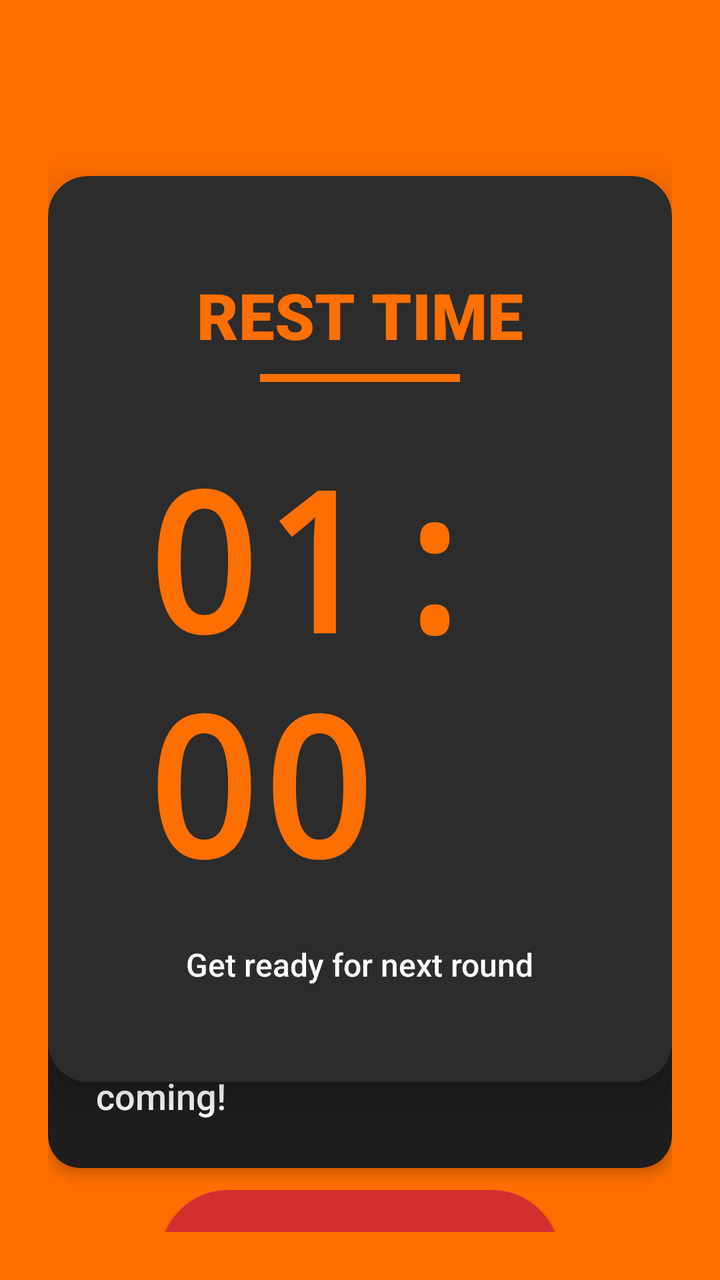
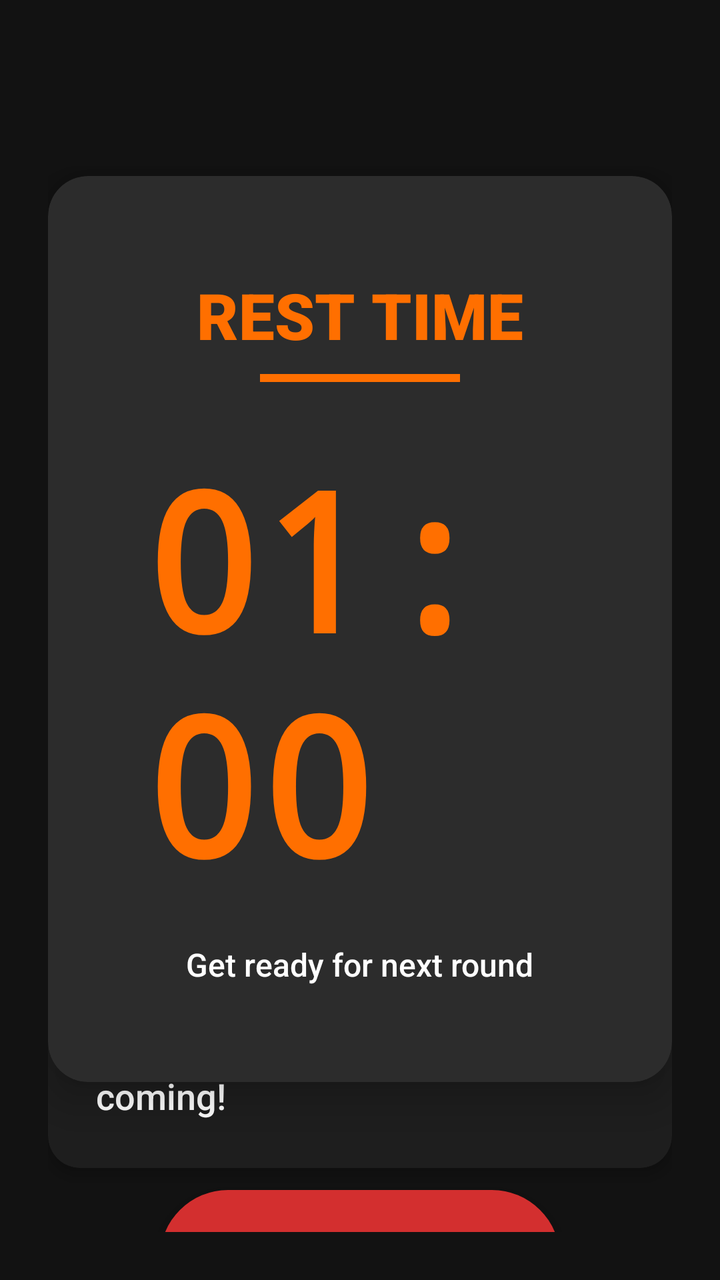

Compare the two renders of this Android layout. The source of the first and the diff that turns it into the second are given below.
<!-- AndroidManifest.xml: application theme Theme.SparTime -->
<!-- res/layout/fragment_rest.xml -->
<?xml version="1.0" encoding="utf-8"?>
<androidx.constraintlayout.widget.ConstraintLayout xmlns:android="http://schemas.android.com/apk/res/android"
    xmlns:app="http://schemas.android.com/apk/res-auto"
    android:layout_width="match_parent"
    android:layout_height="match_parent"
    android:background="@color/accent_orange"
    android:padding="24dp">

    <com.google.android.material.card.MaterialCardView
        android:id="@+id/rest_info_card"
        android:layout_width="match_parent"
        android:layout_height="wrap_content"
        android:layout_marginTop="64dp"
        app:cardBackgroundColor="@color/surface"
        app:cardCornerRadius="20dp"
        app:cardElevation="12dp"
        app:layout_constraintEnd_toEndOf="parent"
        app:layout_constraintStart_toStartOf="parent"
        app:layout_constraintTop_toTopOf="parent">

        <LinearLayout
            android:layout_width="match_parent"
            android:layout_height="wrap_content"
            android:gravity="center"
            android:orientation="vertical"
            android:padding="48dp">

            <TextView
                android:id="@+id/titleTextView"
                android:layout_width="wrap_content"
                android:layout_height="wrap_content"
                android:fontFamily="sans-serif-black"
                android:text="REST TIME"
                android:textColor="@color/accent_orange"
                android:textSize="32sp" />

            <View
                android:layout_width="100dp"
                android:layout_height="4dp"
                android:layout_marginTop="8dp"
                android:layout_marginBottom="24dp"
                android:background="@color/accent_orange" />

            <TextView
                android:id="@+id/restTimeCounter"
                android:layout_width="wrap_content"
                android:layout_height="wrap_content"
                android:fontFamily="monospace"
                android:text="01:00"
                android:textColor="@color/accent_orange"
                android:textSize="96sp"
                android:textStyle="bold" />

            <TextView
                android:layout_width="wrap_content"
                android:layout_height="wrap_content"
                android:layout_marginTop="16dp"
                android:fontFamily="sans-serif-medium"
                android:text="Get ready for next round"
                android:textColor="@color/white"
                android:textSize="16sp" />

        </LinearLayout>
    </com.google.android.material.card.MaterialCardView>

    <LinearLayout
        android:layout_width="match_parent"
        android:layout_height="wrap_content"
        android:layout_marginTop="48dp"
        android:gravity="center"
        android:orientation="vertical"
        app:layout_constraintEnd_toEndOf="parent"
        app:layout_constraintStart_toStartOf="parent"
        app:layout_constraintTop_toBottomOf="@id/rest_info_card">

        <com.google.android.material.button.MaterialButton
            android:id="@+id/btnRestStop"
            android:layout_width="200dp"
            android:layout_height="80dp"
            android:fontFamily="sans-serif-black"
            android:text="STOP"
            android:textSize="24sp"
            app:backgroundTint="@color/accent_red"
            app:cornerRadius="40dp"
            app:icon="@android:drawable/ic_media_pause"
            app:iconGravity="textStart"
            app:iconPadding="12dp"
            app:iconSize="32dp" />

        <TextView
            android:layout_width="wrap_content"
            android:layout_height="wrap_content"
            android:layout_marginTop="24dp"
            android:alpha="0.9"
            android:fontFamily="sans-serif-medium"
            android:text="Tap to end training"
            android:textColor="@color/white"
            android:textSize="16sp" />

    </LinearLayout>

    <com.google.android.material.card.MaterialCardView
        android:layout_width="match_parent"
        android:layout_height="wrap_content"
        android:layout_marginBottom="32dp"
        app:cardBackgroundColor="@color/background_secondary"
        app:cardCornerRadius="16dp"
        app:cardElevation="4dp"
        app:layout_constraintBottom_toBottomOf="parent"
        app:layout_constraintEnd_toEndOf="parent"
        app:layout_constraintStart_toStartOf="parent">

        <LinearLayout
            android:layout_width="match_parent"
            android:layout_height="wrap_content"
            android:gravity="center"
            android:orientation="vertical"
            android:padding="24dp">

            <TextView
                android:layout_width="wrap_content"
                android:layout_height="wrap_content"
                android:fontFamily="sans-serif-medium"
                android:text="💪 Rest well, next round is coming!"
                android:textColor="@color/white"
                android:textSize="18sp" />

        </LinearLayout>
    </com.google.android.material.card.MaterialCardView>

</androidx.constraintlayout.widget.ConstraintLayout>
<!-- resources referenced by this layout -->
<resources>
  <color name="accent_orange">#FF6F00</color>
  <color name="accent_red">#D32F2F</color>
  <color name="background_secondary">#1E1E1E</color>
  <color name="surface">#2C2C2C</color>
  <color name="white">#FFFFFFFF</color>
  <style name="Theme.SparTime" parent="Theme.MaterialComponents.DayNight.DarkActionBar">
          
          <item name="colorPrimary">#782E2E</item>
          <item name="colorPrimaryVariant">#782E2E</item>
          <item name="colorOnPrimary">@color/white</item>
          
          <item name="colorSecondary">@color/teal_200</item>
          <item name="colorSecondaryVariant">@color/teal_700</item>
          <item name="colorOnSecondary">@color/black</item>
          
          <item name="android:statusBarColor" tools:targetApi="l">?attr/colorPrimaryVariant</item>
          
      </style>
  <color name="teal_200">#FF03DAC5</color>
  <color name="teal_700">#FF018786</color>
  <color name="black">#FF000000</color>
</resources>

<!-- the commit's change to res/layout/fragment_rest.xml (unified diff, before → after) -->
@@ -3,7 +3,7 @@
     xmlns:app="http://schemas.android.com/apk/res-auto"
     android:layout_width="match_parent"
     android:layout_height="match_parent"
-    android:background="@color/accent_orange"
+    android:background="@color/background_primary"
     android:padding="24dp">
 
     <com.google.android.material.card.MaterialCardView
<!-- resource entries referenced after the edit -->
@@ -2,24 +2,22 @@
 <resources>
   <color name="accent_orange">#FF6F00</color>
   <color name="accent_red">#D32F2F</color>
+  <color name="background_primary">#121212</color>
   <color name="background_secondary">#1E1E1E</color>
   <color name="surface">#2C2C2C</color>
   <color name="white">#FFFFFFFF</color>
-  <style name="Theme.SparTime" parent="Theme.MaterialComponents.DayNight.DarkActionBar">
-          
-          <item name="colorPrimary">#782E2E</item>
-          <item name="colorPrimaryVariant">#782E2E</item>
+  <style name="Theme.SparTime" parent="Theme.MaterialComponents.DayNight.NoActionBar">
+          <item name="colorPrimary">@color/timer_active</item>
+          <item name="colorPrimaryVariant">@color/primary_green_dark</item>
           <item name="colorOnPrimary">@color/white</item>
-          
-          <item name="colorSecondary">@color/teal_200</item>
-          <item name="colorSecondaryVariant">@color/teal_700</item>
-          <item name="colorOnSecondary">@color/black</item>
-          
-          <item name="android:statusBarColor" tools:targetApi="l">?attr/colorPrimaryVariant</item>
-          
+          <item name="colorSecondary">@color/accent_orange</item>
+          <item name="colorOnSecondary">@color/white</item>
+          <item name="android:windowBackground">@color/background_primary</item>
+          <item name="android:statusBarColor">@color/background_primary</item>
+          <item name="android:navigationBarColor">@color/background_primary</item>
+          <item name="android:windowLightStatusBar" tools:targetApi="m">false</item>
       </style>
-  <color name="teal_200">#FF03DAC5</color>
-  <color name="teal_700">#FF018786</color>
-  <color name="black">#FF000000</color>
+  <color name="timer_active">#4CAF50</color>
+  <color name="primary_green_dark">#1A4D16</color>
 </resources>
 
